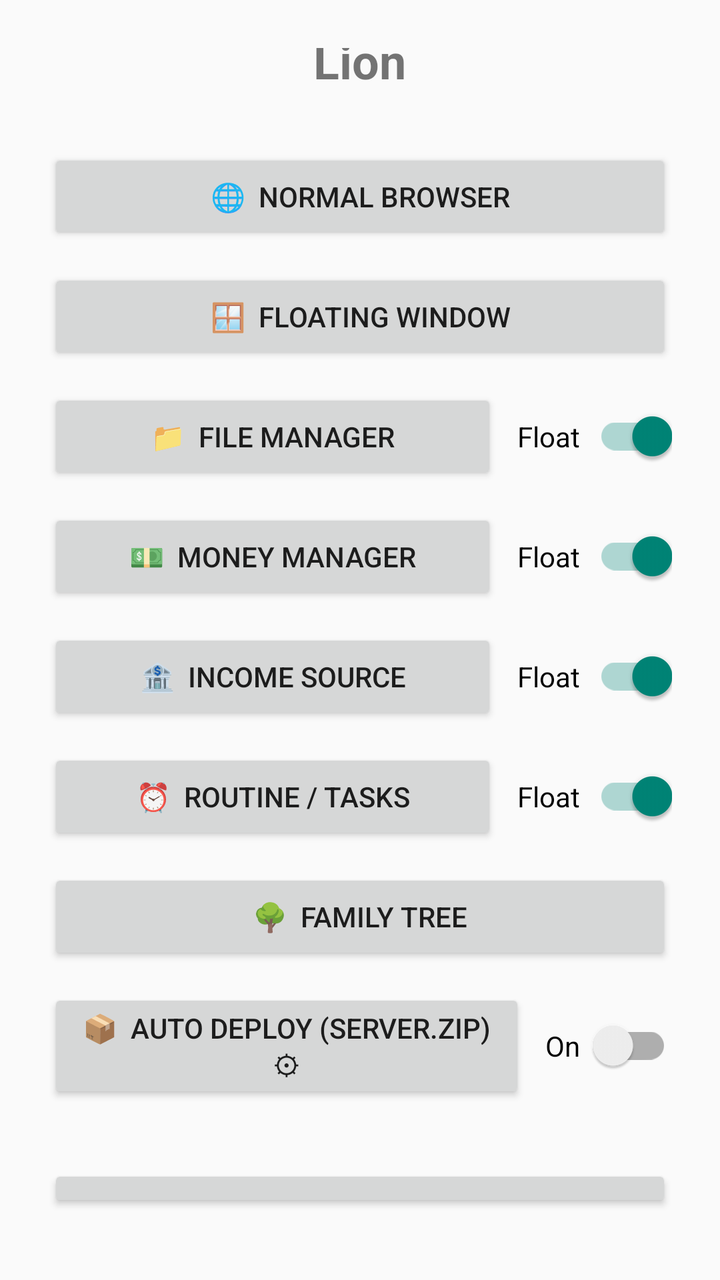
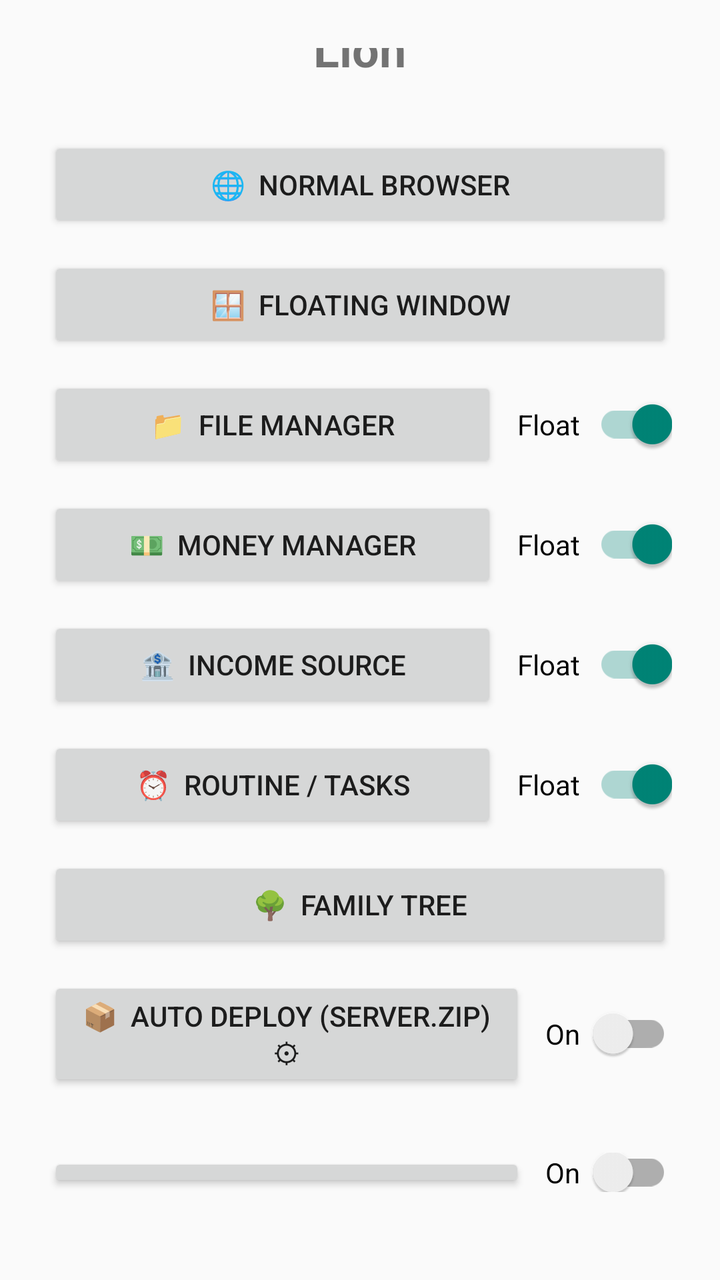

The first picture is an Android layout as it rendered before a commit; the second is the same layout after the commit. The layout source and the unified diff follow.
<!-- AndroidManifest.xml: application theme AppTheme -->
<!-- res/layout/activity_main.xml -->
<?xml version="1.0" encoding="utf-8"?>
<LinearLayout xmlns:android="http://schemas.android.com/apk/res/android"
    android:layout_width="match_parent"
    android:layout_height="match_parent"
    android:fitsSystemWindows="true"
    android:gravity="center"
    android:orientation="vertical"
    android:padding="24dp">

    <TextView
        android:layout_width="wrap_content"
        android:layout_height="wrap_content"
        android:layout_marginBottom="28dp"
        android:text="Lion"
        android:textSize="24sp"
        android:textStyle="bold" />

    <Button
        android:id="@+id/btnBrowser"
        android:layout_width="match_parent"
        android:layout_height="wrap_content"
        android:layout_marginBottom="12dp"
        android:text="🌐  Normal Browser" />

    <Button
        android:id="@+id/btnFloating"
        android:layout_width="match_parent"
        android:layout_height="wrap_content"
        android:layout_marginBottom="12dp"
        android:text="🪟  Floating Window" />

    <LinearLayout
        android:layout_width="match_parent"
        android:layout_height="wrap_content"
        android:layout_marginBottom="12dp"
        android:gravity="center_vertical"
        android:orientation="horizontal">

        <Button
            android:id="@+id/btnFiles"
            android:layout_width="0dp"
            android:layout_height="wrap_content"
            android:layout_weight="1"
            android:text="📁  File Manager" />

        <androidx.appcompat.widget.SwitchCompat
            android:id="@+id/swFiles"
            android:layout_width="wrap_content"
            android:layout_height="wrap_content"
            android:layout_marginStart="10dp"
            android:checked="true"
            android:text="Float  " />
    </LinearLayout>

    <LinearLayout
        android:layout_width="match_parent"
        android:layout_height="wrap_content"
        android:layout_marginBottom="12dp"
        android:gravity="center_vertical"
        android:orientation="horizontal">

        <Button
            android:id="@+id/btnMoney"
            android:layout_width="0dp"
            android:layout_height="wrap_content"
            android:layout_weight="1"
            android:text="💵  Money Manager" />

        <androidx.appcompat.widget.SwitchCompat
            android:id="@+id/swMoney"
            android:layout_width="wrap_content"
            android:layout_height="wrap_content"
            android:layout_marginStart="10dp"
            android:checked="true"
            android:text="Float  " />
    </LinearLayout>

    <LinearLayout
        android:layout_width="match_parent"
        android:layout_height="wrap_content"
        android:layout_marginBottom="12dp"
        android:gravity="center_vertical"
        android:orientation="horizontal">

        <Button
            android:id="@+id/btnIncome"
            android:layout_width="0dp"
            android:layout_height="wrap_content"
            android:layout_weight="1"
            android:text="🏦  Income Source" />

        <androidx.appcompat.widget.SwitchCompat
            android:id="@+id/swIncome"
            android:layout_width="wrap_content"
            android:layout_height="wrap_content"
            android:layout_marginStart="10dp"
            android:checked="true"
            android:text="Float  " />
    </LinearLayout>

    <LinearLayout
        android:layout_width="match_parent"
        android:layout_height="wrap_content"
        android:layout_marginBottom="12dp"
        android:gravity="center_vertical"
        android:orientation="horizontal">

        <Button
            android:id="@+id/btnRoutine"
            android:layout_width="0dp"
            android:layout_height="wrap_content"
            android:layout_weight="1"
            android:text="⏰  Routine / Tasks" />

        <androidx.appcompat.widget.SwitchCompat
            android:id="@+id/swRoutine"
            android:layout_width="wrap_content"
            android:layout_height="wrap_content"
            android:layout_marginStart="10dp"
            android:checked="true"
            android:text="Float  " />
    </LinearLayout>

    <Button
        android:id="@+id/btnFamily"
        android:layout_width="match_parent"
        android:layout_height="wrap_content"
        android:layout_marginBottom="12dp"
        android:text="🌳  Family Tree" />

    <LinearLayout
        android:layout_width="match_parent"
        android:layout_height="wrap_content"
        android:layout_marginBottom="4dp"
        android:gravity="center_vertical"
        android:orientation="horizontal">

        <Button
            android:id="@+id/btnDeploy"
            android:layout_width="0dp"
            android:layout_height="wrap_content"
            android:layout_weight="1"
            android:text="📦  Auto Deploy (server.zip) ⚙" />

        <androidx.appcompat.widget.SwitchCompat
            android:id="@+id/swDeploy"
            android:layout_width="wrap_content"
            android:layout_height="wrap_content"
            android:layout_marginStart="10dp"
            android:text="On  " />
    </LinearLayout>

    <TextView
        android:id="@+id/tvDeployStatus"
        android:layout_width="match_parent"
        android:layout_height="wrap_content"
        android:layout_marginBottom="12dp"
        android:textSize="11sp" />

    <Button
        android:id="@+id/btnStopFloating"
        android:layout_width="match_parent"
        android:layout_height="wrap_content"
        android:text="✕  Floating band karo" />

    <TextView
        android:layout_width="wrap_content"
        android:layout_height="wrap_content"
        android:layout_marginTop="20dp"
        android:gravity="center"
        android:text="Floating ke liye &quot;Display over other apps&quot; permission chahiye"
        android:textSize="12sp" />
</LinearLayout>
<!-- resources referenced by this layout -->
<resources>
  <style name="AppTheme" parent="Theme.AppCompat.DayNight.NoActionBar" />
</resources>

<!-- the commit's change to res/layout/activity_main.xml (unified diff, before → after) -->
@@ -157,6 +157,35 @@
         android:layout_marginBottom="12dp"
         android:textSize="11sp" />
 
+    <LinearLayout
+        android:layout_width="match_parent"
+        android:layout_height="wrap_content"
+        android:layout_marginBottom="4dp"
+        android:gravity="center_vertical"
+        android:orientation="horizontal">
+
+        <Button
+            android:id="@+id/btnGit"
+            android:layout_width="0dp"
+            android:layout_height="wrap_content"
+            android:layout_weight="1"
+            android:text="🐙  Auto Deploy (GitHub) ⚙" />
+
+        <androidx.appcompat.widget.SwitchCompat
+            android:id="@+id/swGit"
+            android:layout_width="wrap_content"
+            android:layout_height="wrap_content"
+            android:layout_marginStart="10dp"
+            android:text="On  " />
+    </LinearLayout>
+
+    <TextView
+        android:id="@+id/tvGitStatus"
+        android:layout_width="match_parent"
+        android:layout_height="wrap_content"
+        android:layout_marginBottom="12dp"
+        android:textSize="11sp" />
+
     <Button
         android:id="@+id/btnStopFloating"
         android:layout_width="match_parent"
